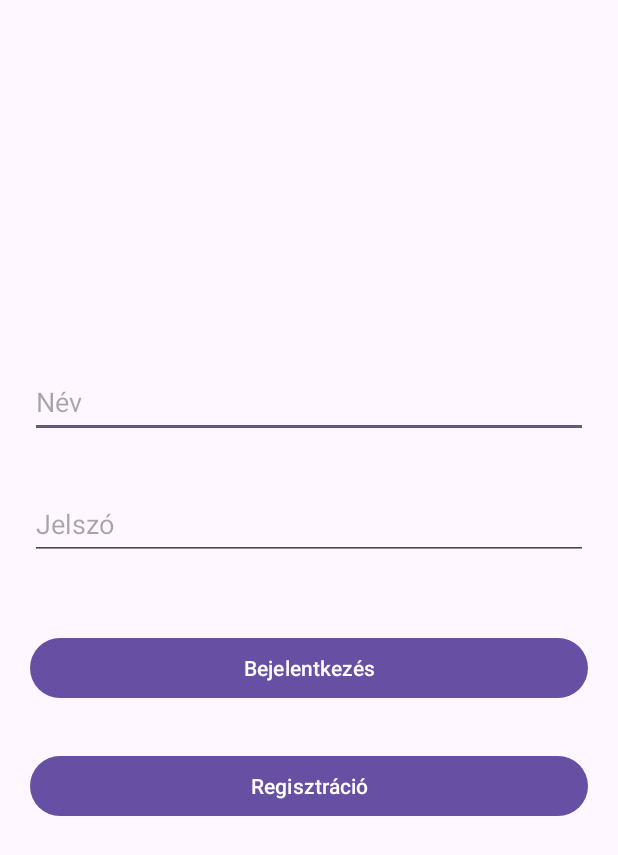
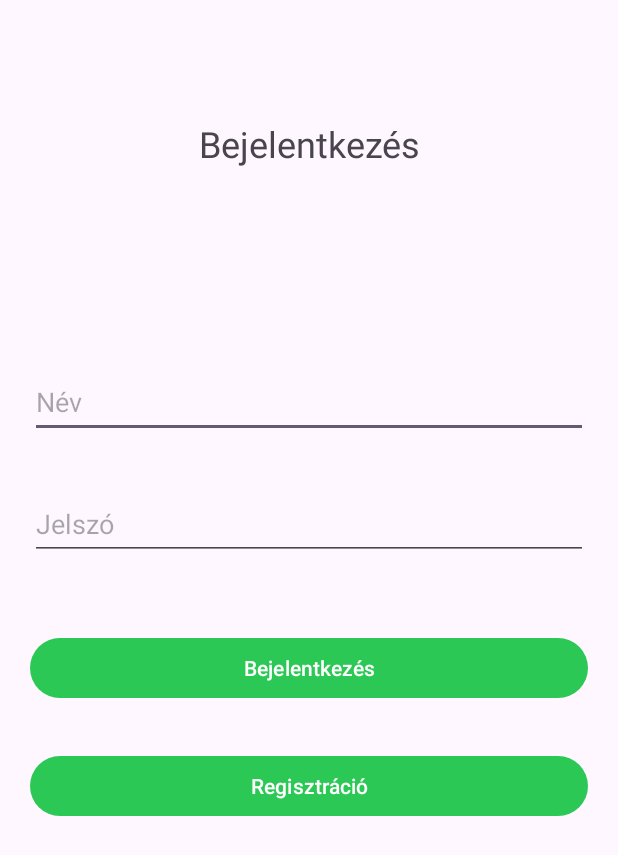
Before and after one commit to Oti2999/MobilAndroid, an Android app: the screen it shows after launch (MainActivity), on a phone screen of 412 x 824 dp. Shown: the top 855 px of the screen. Run offline under Robolectric (Android 15) with nearby library versions, the phone set to English and light mode, and no system bars; our stand-ins replace Firebase (no records; nobody signed in at launch, a user with empty details on screens opened directly).

Commit message:
Kinézet változtatása v2.0

```diff
--- a/app/src/main/res/layout-land/activity_main.xml
+++ b/app/src/main/res/layout-land/activity_main.xml
@@ -1,14 +1,18 @@
 <?xml version="1.0" encoding="utf-8"?>
 <LinearLayout android:layout_height="410dp"
     xmlns:android="http://schemas.android.com/apk/res/android"
+    xmlns:app="http://schemas.android.com/apk/res-auto"
     android:orientation="vertical"
     android:layout_width="730dp">
 
     <EditText
         android:id="@+id/editTextUsername"
         android:layout_width="match_parent"
-        android:layout_height="wrap_content"
-        android:layout_marginTop="16dp"
+        android:layout_height="48dp"
+        android:layout_marginTop="50dp"
+        android:autofillHints=""
+        android:layout_marginStart="20dp"
+        android:layout_marginEnd="20dp"
         android:ems="10"
         android:hint="@string/Name"
         android:layout_marginVertical="1dp"
@@ -17,8 +21,11 @@
     <EditText
         android:id="@+id/editTextPassword"
         android:layout_width="match_parent"
-        android:layout_height="wrap_content"
-        android:layout_marginBottom="150dp"
+        android:layout_height="48dp"
+        android:layout_marginStart="20dp"
+        android:layout_marginEnd="20dp"
+        android:layout_marginBottom="30dp"
+        android:autofillHints=""
         android:ems="10"
         android:hint="@string/Pw"
         android:inputType="textPassword"/>
@@ -26,6 +33,9 @@
     <Button
         android:id="@+id/loginButton"
         android:layout_width="match_parent"
+        android:layout_marginStart="20dp"
+        app:backgroundTint="#2BC855"
+        android:layout_marginEnd="20dp"
         android:layout_height="wrap_content"
         android:text="@string/Login"
         android:onClick="Login"/>
@@ -33,6 +43,9 @@
     <Button
         android:id="@+id/registerButton"
         android:layout_width="match_parent"
+        android:layout_marginStart="20dp"
+        app:backgroundTint="#2BC855"
+        android:layout_marginEnd="20dp"
         android:layout_height="wrap_content"
         android:text="@string/Registration"
         android:onClick="Register"/>
--- a/app/src/main/res/layout/activity_main.xml
+++ b/app/src/main/res/layout/activity_main.xml
@@ -4,6 +4,18 @@
     xmlns:tools="http://schemas.android.com/tools"
     android:layout_width="match_parent"
     android:layout_height="match_parent">
+
+    <TextView
+        android:id="@+id/registrationTextView"
+        android:layout_width="match_parent"
+        android:layout_height="wrap_content"
+        android:text="@string/Bej"
+        android:textAlignment="center"
+        android:textSize="24sp"
+        app:layout_constraintBottom_toBottomOf="parent"
+        app:layout_constraintTop_toTopOf="parent"
+        app:layout_constraintVertical_bias="0.100"
+        tools:layout_editor_absoluteX="27dp" />
 
     <EditText
         android:id="@+id/editTextUsername"
@@ -43,6 +55,7 @@
         android:layout_height="48dp"
         android:text="@string/Login"
         android:onClick="Login"
+        app:backgroundTint="#2BC855"
         android:layout_marginStart="20dp"
         android:layout_marginEnd="20dp"
         app:layout_constraintBottom_toBottomOf="parent"
@@ -58,6 +71,7 @@
         android:layout_height="48dp"
         android:layout_marginStart="20dp"
         android:layout_marginEnd="20dp"
+        app:backgroundTint="#2BC855"
         android:text="@string/Registration"
         android:onClick="Register"
         app:layout_constraintBottom_toBottomOf="parent"
--- a/app/src/main/res/layout/activity_register.xml
+++ b/app/src/main/res/layout/activity_register.xml
@@ -86,6 +86,9 @@
         android:layout_height="wrap_content"
         android:text="@string/Registration"
         android:onClick="onRegister"
+        android:layout_marginStart="20dp"
+        android:layout_marginEnd="20dp"
+        app:backgroundTint="#2BC855"
         app:layout_constraintBottom_toBottomOf="parent"
         app:layout_constraintEnd_toEndOf="parent"
         app:layout_constraintHorizontal_bias="0.0"
@@ -98,11 +101,12 @@
         android:onClick="Complete"
         android:layout_width="0dp"
         android:layout_height="wrap_content"
-        android:text="@string/cancel"
+        android:text="@string/vissza"
         android:textAllCaps="false"
         app:cornerRadius="24dp"
-        app:backgroundTint="#EEEEEE"
-        android:textColor="#333333"
+        android:layout_marginStart="20dp"
+        android:layout_marginEnd="20dp"
+        app:backgroundTint="#F60808"
         app:layout_constraintTop_toBottomOf="@id/registerButton"
         app:layout_constraintStart_toStartOf="parent"
         app:layout_constraintEnd_toEndOf="parent"
--- a/app/src/main/res/values/strings.xml
+++ b/app/src/main/res/values/strings.xml
@@ -51,4 +51,7 @@
     <string name="Pw_again">Jelszó megerősítése</string>
     <string name="User">Felhasználónév</string>
     <string name="cancel">cancel</string>
+    <string name="vissza">Vissza</string>
+    <string name="bejelentkezes">Bejelentkezes</string>
+    <string name="Bej">Bejelentkezés</string>
 </resources>
```
